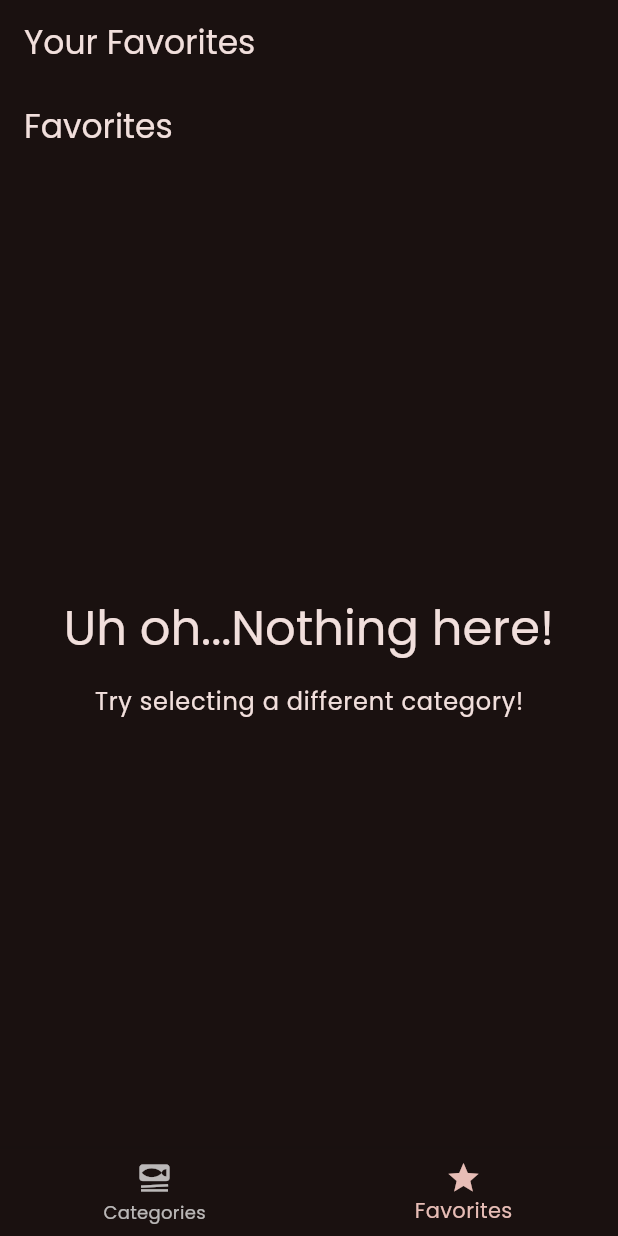
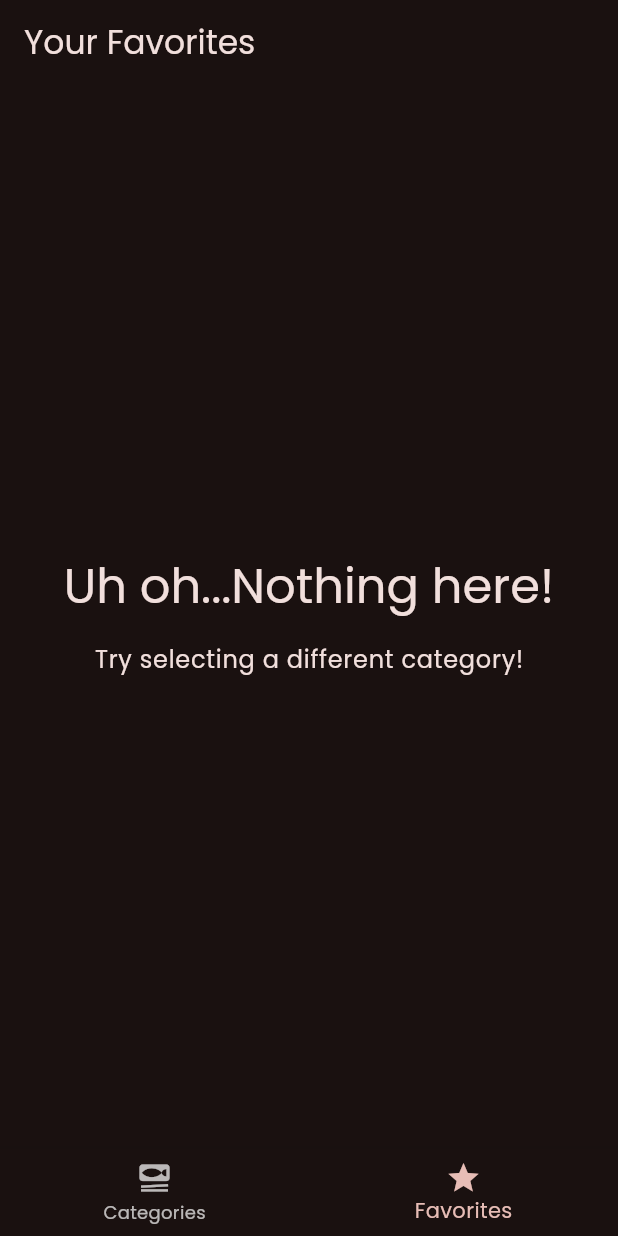
Before and after one commit to alph-a07/flutter-meals, a Flutter app: the screen it shows after launch, item 2 of the bottom bar chosen, on a phone screen of 412 x 824 dp. Run offline on Flutter 3.47's test engine with Material 3 defaults, Android fonts, the phone set to English and light mode, and no system bars; our stand-ins replace google_fonts, transparent_image.

Commit message:
Fix meals screen title

```diff
--- a/lib/screens/meals.dart
+++ b/lib/screens/meals.dart
@@ -5,12 +5,12 @@ import 'package:meals_app/widgets/meal_item.dart';
 
 class MealsScreen extends StatelessWidget {
   const MealsScreen({
-    required this.title,
+    this.title,
     required this.meals,
     super.key,
   });
 
-  final String title;
+  final String? title;
   final List<Meal> meals;
 
   void _selectMeal(BuildContext context, Meal meal) {
@@ -51,9 +51,13 @@ class MealsScreen extends StatelessWidget {
       );
     }
 
+    // Arrived from bottom navigation
+    if (title == null) return content;
+
+    // Arrived from categories
     return Scaffold(
       appBar: AppBar(
-        title: Text(title),
+        title: Text(title!),
       ),
       body: content,
     );
--- a/lib/screens/tabs.dart
+++ b/lib/screens/tabs.dart
@@ -24,7 +24,7 @@ class _TabsScreenState extends State<TabsScreen> {
     var activePageTitle = 'Pick your Category';
 
     if (_selectedPageIndex == 1) {
-      activePage = const MealsScreen(title: 'Favorites', meals: []);
+      activePage = const MealsScreen(meals: []);
       activePageTitle = 'Your Favorites';
     }
 
```
